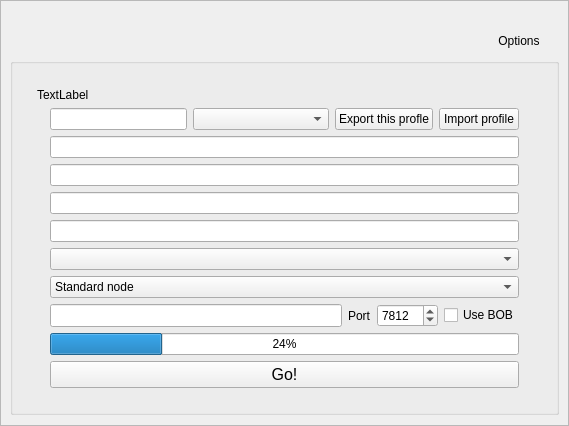
RetroShare/RetroShare, file retroshare-gui/src/gui/GenCertDialog.ui: the form before one commit.
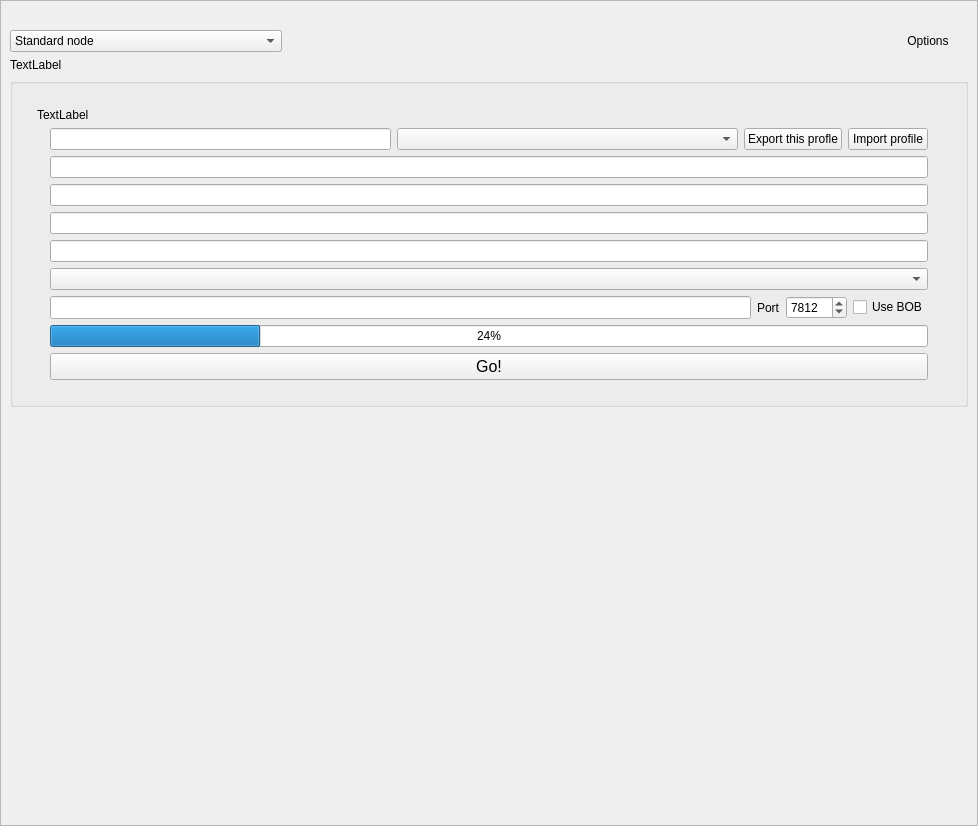
The form after the commit. Icons and pictures are not drawn.

Commit message: reworked GenCertDialog with node type on top level

```diff
--- a/retroshare-gui/src/gui/GenCertDialog.ui
+++ b/retroshare-gui/src/gui/GenCertDialog.ui
@@ -6,8 +6,8 @@
    <rect>
     <x>0</x>
     <y>0</y>
-    <width>569</width>
-    <height>426</height>
+    <width>978</width>
+    <height>826</height>
    </rect>
   </property>
   <property name="windowTitle">
@@ -50,10 +50,7 @@
      <property name="frameShadow">
       <enum>QFrame::Raised</enum>
      </property>
-     <layout class="QVBoxLayout" name="profileframeVLayout">
-      <property name="leftMargin">
-       <number>9</number>
-      </property>
+     <layout class="QVBoxLayout" name="verticalLayout">
       <item>
        <widget class="QLabel" name="RSLabel">
         <property name="text">
@@ -71,7 +68,32 @@
        </widget>
       </item>
       <item>
-       <layout class="QHBoxLayout" name="toolBarHLayout">
+       <layout class="QHBoxLayout" name="horizontalLayout">
+        <item>
+         <widget class="QComboBox" name="nodeType_CB">
+          <property name="sizePolicy">
+           <sizepolicy hsizetype="Preferred" vsizetype="Preferred">
+            <horstretch>0</horstretch>
+            <verstretch>0</verstretch>
+           </sizepolicy>
+          </property>
+          <item>
+           <property name="text">
+            <string>Standard node</string>
+           </property>
+          </item>
+          <item>
+           <property name="text">
+            <string>Hidden node (over Tor)</string>
+           </property>
+          </item>
+          <item>
+           <property name="text">
+            <string>Hidden node (Tor/I2P - Manually configured)</string>
+           </property>
+          </item>
+         </widget>
+        </item>
         <item>
          <spacer name="toolBarHSpacer">
           <property name="orientation">
@@ -110,6 +132,19 @@
         </item>
        </layout>
       </item>
+      <item>
+       <widget class="QLabel" name="nodeTypeExplanation_TE">
+        <property name="text">
+         <string>TextLabel</string>
+        </property>
+        <property name="textFormat">
+         <enum>Qt::RichText</enum>
+        </property>
+        <property name="wordWrap">
+         <bool>true</bool>
+        </property>
+       </widget>
+      </item>
       <item>
        <widget class="QGroupBox" name="profile_groupBox">
         <property name="styleSheet">
@@ -233,26 +268,6 @@
              </property>
             </widget>
            </item>
-           <item row="15" column="2">
-            <widget class="QComboBox" name="nodeType_CB">
-             <property name="sizePolicy">
-              <sizepolicy hsizetype="Preferred" vsizetype="Preferred">
-               <horstretch>0</horstretch>
-               <verstretch>0</verstretch>
-              </sizepolicy>
-             </property>
-             <item>
-              <property name="text">
-               <string>Standard node</string>
-              </property>
-             </item>
-             <item>
-              <property name="text">
-               <string>TOR/I2P Hidden node</string>
-              </property>
-             </item>
-            </widget>
-           </item>
            <item row="5" column="2">
             <widget class="QLineEdit" name="node_input">
              <property name="sizePolicy">
@@ -675,28 +690,6 @@
              </property>
             </widget>
            </item>
-           <item row="15" column="1">
-            <widget class="QLabel" name="label_nodeType">
-             <property name="maximumSize">
-              <size>
-               <width>24</width>
-               <height>24</height>
-              </size>
-             </property>
-             <property name="text">
-              <string/>
-             </property>
-             <property name="pixmap">
-              <pixmap resource="icons.qrc">:/icons/svg/netgraph.svg</pixmap>
-             </property>
-             <property name="scaledContents">
-              <bool>true</bool>
-             </property>
-             <property name="alignment">
-              <set>Qt::AlignRight|Qt::AlignTrailing|Qt::AlignVCenter</set>
-             </property>
-            </widget>
-           </item>
           </layout>
          </item>
          <item row="0" column="0">
```
The commit also changes 1 other file.
